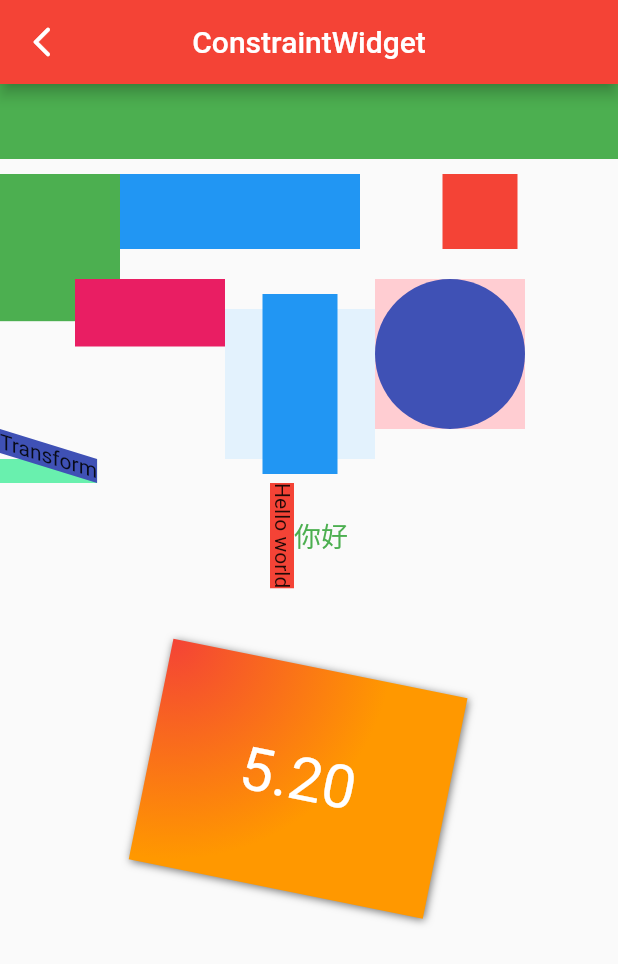
After one commit to student9128/flutter_study, a Flutter app: the ConstraintWidget screen opened directly, on a phone screen of 412 x 824 dp. The commit adds this screen. Shown: the top 964 px of the screen. Run offline on Flutter 3.47's test engine with Material 2 defaults, Android fonts, the phone set to English and light mode, and no system bars.

Commit message:
add:添加容器类组件的学习代码

```diff
--- /dev/null
+++ b/lib/containerwidget/constraintwidget.dart
@@ -0,0 +1,185 @@
+import 'package:flutter/material.dart';
+
+class ConstraintWidget extends StatelessWidget {
+  Widget greenBox =
+      DecoratedBox(decoration: BoxDecoration(color: Colors.green));
+  Widget blueBox = Container(
+    margin: EdgeInsets.only(top: 10),
+    child: DecoratedBox(
+      decoration: BoxDecoration(color: Colors.blue),
+    ),
+  );
+  Widget redBox = Container(
+    margin: EdgeInsets.only(top: 10),
+    child: DecoratedBox(
+      decoration: BoxDecoration(color: Colors.red),
+    ),
+  );
+  Widget orangeBox = Container(
+    width: 150,
+    height: 150,
+    color: Colors.orange,
+  );
+
+  @override
+  Widget build(BuildContext context) {
+    return Scaffold(
+      appBar: AppBar(
+        title: Text('ConstraintWidget'),
+      ),
+      body: Wrap(
+        direction: Axis.horizontal,
+        children: <Widget>[
+          ConstrainedBox(
+            constraints: BoxConstraints(
+              minWidth: double.infinity,
+              minHeight: 50,
+            ),
+            child: greenBox,
+          ),
+          SizedBox(
+            width: 80,
+            height: 80,
+            child: Container(
+              margin: EdgeInsets.only(top: 10),
+              child: greenBox,
+            ),
+          ),
+          ConstrainedBox(
+            constraints: BoxConstraints(
+              minHeight: 20,
+              minWidth: 160,
+            ),
+            child: ConstrainedBox(
+              constraints: BoxConstraints(
+                minWidth: 50,
+                minHeight: 60,
+              ),
+              child: blueBox,
+            ),
+          ),
+          ConstrainedBox(
+            constraints: BoxConstraints(
+              minHeight: 20,
+              minWidth: 160,
+            ),
+            child: UnconstrainedBox(
+              //'去除'父级限制
+              child: ConstrainedBox(
+                constraints: BoxConstraints(
+                  minWidth: 50,
+                  minHeight: 60,
+                ),
+                child: redBox,
+              ),
+            ),
+          ),
+          ConstrainedBox(
+            constraints: BoxConstraints(
+              maxWidth: 50,
+              maxHeight: 50,
+            ),
+            child: AspectRatio(
+              aspectRatio: 16 / 9, //width:height
+              child: greenBox,
+            ),
+          ),
+          LimitedBox(
+            maxHeight: 45.0,
+            maxWidth: 45.0,
+            child: Container(
+              width: 100,
+              height: 100,
+              color: Colors.pink,
+            ),
+          ),
+          Container(
+            width: 100,
+            height: 100,
+            margin: EdgeInsets.only(top: 20),
+            color: Colors.blue[50],
+            child: FractionallySizedBox(
+              widthFactor: 0.5,
+              heightFactor: 1.2,
+              child: Container(
+                color: Colors.blue,
+              ),
+            ),
+          ),
+          ConstrainedBox(
+            constraints: BoxConstraints(
+              minHeight: 50,
+              minWidth: 50,
+            ),
+            child: DecoratedBox(
+              position: DecorationPosition.foreground,
+              decoration:
+                  BoxDecoration(shape: BoxShape.circle, color: Colors.indigo),
+              child: Container(
+                width: 100,
+                height: 100,
+                color: Colors.red[100],
+              ),
+            ),
+          ),
+          Container(
+            color: Colors.greenAccent,
+            child: Transform(
+              transform: Matrix4.skewY(0.3),
+              alignment: Alignment.bottomRight,
+              child: Container(
+                color: Colors.indigo,
+                child: Text('Transform'),
+              ),
+            ),
+          ),
+          Row(
+            mainAxisAlignment: MainAxisAlignment.center,
+            children: <Widget>[
+              DecoratedBox(
+                decoration: BoxDecoration(color: Colors.red),
+                //将Transform.rotate换成RotatedBox
+                child: RotatedBox(
+                  quarterTurns: 1, //旋转90度(1/4圈)
+                  child: Text("Hello world"),
+                ),
+              ),
+              Text(
+                "你好",
+                style: TextStyle(color: Colors.green, fontSize: 18.0),
+              )
+            ],
+          ),
+          Container(
+            margin: EdgeInsets.only(top: 10.0, left: 120.0),
+            //容器外填充
+            constraints: BoxConstraints.tightFor(width: 200.0, height: 150.0),
+            //卡片大小
+            decoration: BoxDecoration(
+                //背景装饰
+                gradient: RadialGradient(
+                    //背景径向渐变
+                    colors: [Colors.red, Colors.orange],
+                    center: Alignment.topLeft,
+                    radius: .98),
+                boxShadow: [
+                  //卡片阴影
+                  BoxShadow(
+                      color: Colors.black54,
+                      offset: Offset(1.0, 1.0),
+                      blurRadius: 4.0)
+                ]),
+            transform: Matrix4.rotationZ(.2),
+            //卡片倾斜变换
+            alignment: Alignment.center,
+            //卡片内文字居中
+            child: Text(
+              //卡片文字
+              "5.20", style: TextStyle(color: Colors.white, fontSize: 40.0),
+            ),
+          ),
+        ],
+      ),
+    );
+  }
+}
--- a/lib/layoutwidget/flowlayout.dart
+++ b/lib/layoutwidget/flowlayout.dart
@@ -5,7 +5,7 @@ class FlowLayout extends StatelessWidget {
   Widget build(BuildContext context) {
     return Scaffold(
       appBar: AppBar(
-        title: Text('State'),
+        title: Text('流式布局'),
       ),
       body: Column(
         children: <Widget>[
--- a/lib/layoutwidget/relativelayout.dart
+++ b/lib/layoutwidget/relativelayout.dart
@@ -5,7 +5,7 @@ class RelativeLayout extends StatelessWidget {
   Widget build(BuildContext context) {
     return Scaffold(
         appBar: AppBar(
-          title: Text('StackLayout'),
+          title: Text('对齐与相对定位'),
         ),
         body: Column(
           crossAxisAlignment: CrossAxisAlignment.center,
--- a/pubspec.yaml
+++ b/pubspec.yaml
@@ -48,6 +48,8 @@ flutter:
   # assets:
   #   - images/a_dot_burr.jpeg
   #   - images/a_dot_ham.jpeg
+  assets:
+    - images/2.0x/avatar.png
 
   # An image asset can refer to one or more resolution-specific "variants", see
   # https://flutter.dev/assets-and-images/#resolution-aware.
```
Also changed, not shown: lib/containerwidget/navwidget.dart (added, +291 -0 lines), lib/main.dart (+42 -3 lines), images/2.0x/avatar.png (added).
